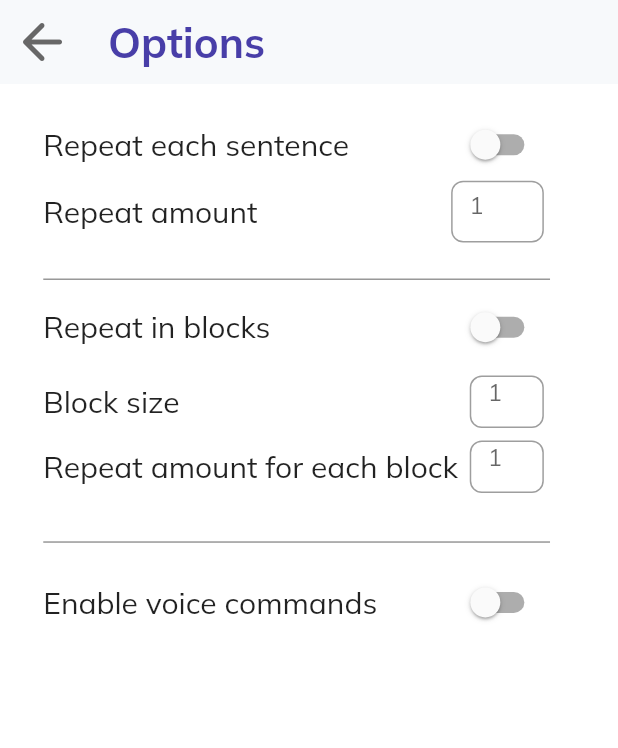
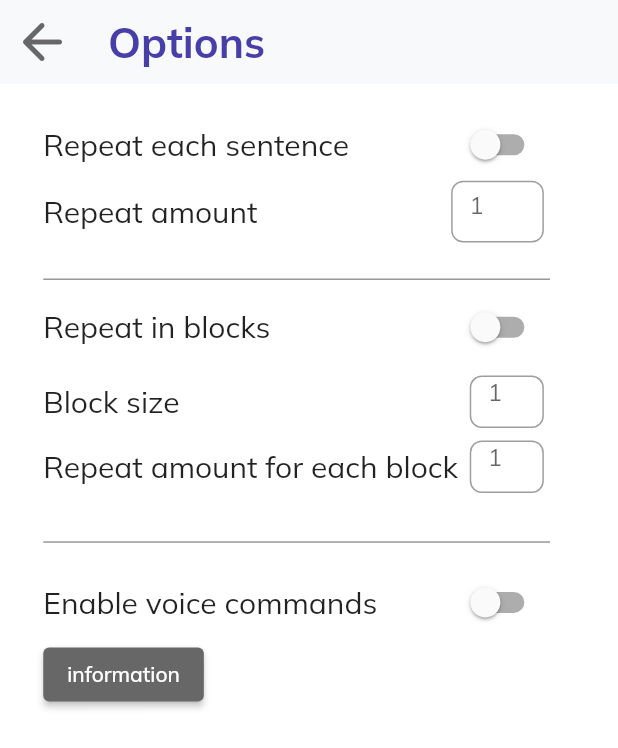
Before and after one commit to InnoSWP/InnoMemorizerApp, a Flutter app: the OptionsScreen screen opened directly, on a phone screen of 412 x 824 dp. Shown: the top 748 px of the screen. Run offline on Flutter 3.47's test engine with Material 2 defaults, Android fonts, the phone set to English and light mode, and no system bars; our stand-ins replace dio, dotted_border, file_picker, firebase_core, firebase_crashlytics, flutter_tts and 5 more; missing offline and left inert: alan_voice, pdf_text; accounts and stored records are empty.

Commit message:
make info page layout

```diff
--- a/lib/main.dart
+++ b/lib/main.dart
@@ -5,10 +5,8 @@ import 'package:toggle_switch/toggle_switch.dart';
 import '/widgets/upload.dart';
 import '/widgets/paste_text.dart';
 import 'common/theme.dart';
-// ignore: depend_on_referenced_packages
+import '/widgets/info.dart';
 import 'package:firebase_core/firebase_core.dart';
-// import 'firebase_options.dart';
-// import '/widgets/info.dart';
 
 
 void main() async {
--- a/lib/widgets/options.dart
+++ b/lib/widgets/options.dart
@@ -330,6 +330,17 @@ class _OptionsScreenState extends State<OptionsScreen> {
                     ],
                   ),
                 ),
+                Row(
+                  children: [
+                    ElevatedButton(
+                      style: ButtonStyle(
+                        backgroundColor: MaterialStateProperty.all(Color.fromRGBO(103, 103, 103, 1)),
+                      ),
+                      onPressed: () {},
+                      child: const Text('information'),
+                    ),
+                  ],
+                ),
               ],
             )));
   }
```
Also changed, not shown: lib/widgets/info.dart (+33 -12 lines).
